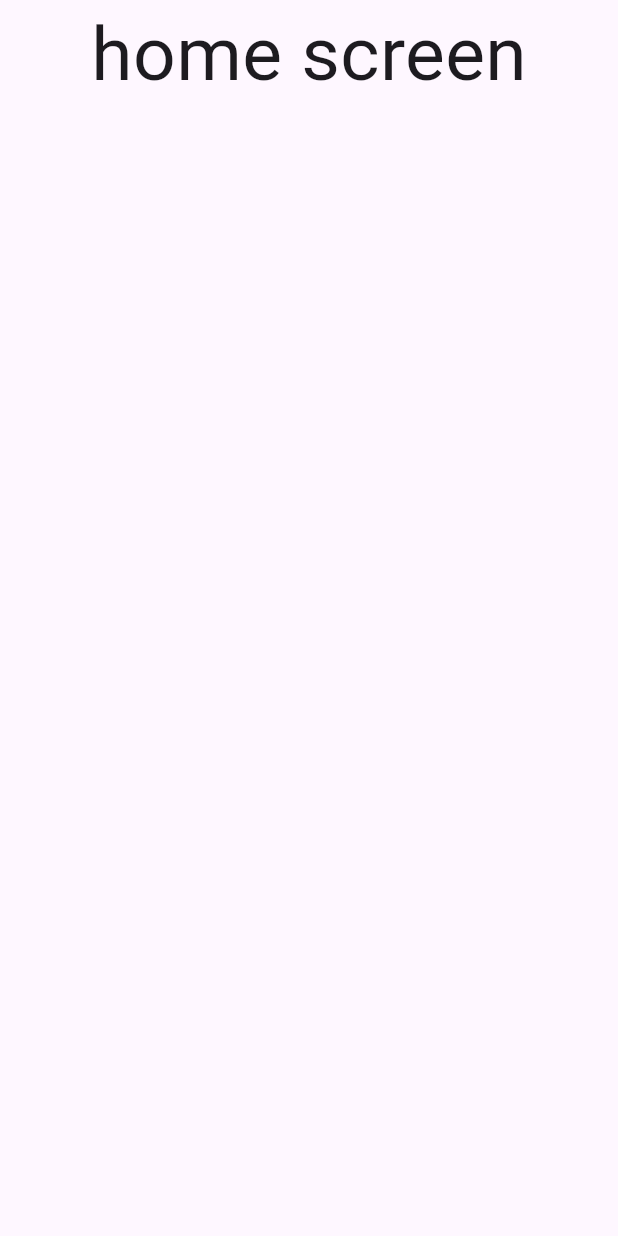
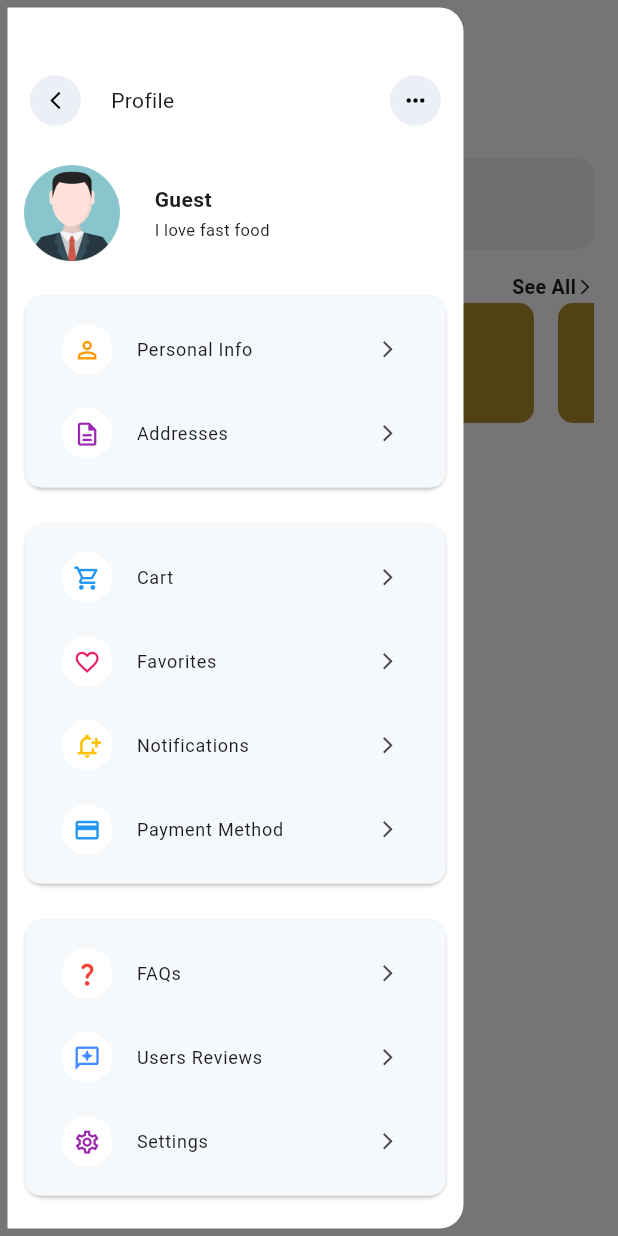
Before and after one commit to alkas930/food_application, a Flutter app: the Homescreen screen opened by its route, with the side drawer open (before the commit the screen has no drawer), on a phone screen of 412 x 824 dp. Run offline on Flutter 3.47's test engine with Material 3 defaults, Android fonts, the phone set to English and light mode, and no system bars; our stand-ins replace firebase_auth, firebase_core, hive, hive_flutter, pinput; accounts and stored records are empty.

Commit message:
drawer added

```diff
--- /dev/null
+++ b/lib/view/drawer.dart
@@ -0,0 +1,231 @@
+import 'package:flutter/material.dart';
+import 'package:hive/hive.dart'; // Assuming you use Hive for local storage
+
+class MyDrawer extends StatefulWidget {
+  const MyDrawer({super.key});
+
+  @override
+  State<MyDrawer> createState() => _MyDrawerState();
+}
+
+class _MyDrawerState extends State<MyDrawer> {
+  late Future<String> _userNameFuture;
+
+  @override
+  void initState() {
+    super.initState();
+    _userNameFuture = _fetchUserName();
+  }
+
+  Future<String> _fetchUserName() async {
+    try {
+      var box = await Hive.openBox('logindata');
+      String? userName = box.get('name');
+      return userName ?? 'Guest';
+    } catch (e) {
+      print('Error fetching user name: $e');
+      return 'Guest'; // Default value in case of error
+    }
+  }
+
+  @override
+  Widget build(BuildContext context) {
+    final List<String> text = [
+      "Personal Info",
+      "Addresses",
+      "Cart",
+      "Favorites",
+      "Notifications",
+      "Payment Method",
+      "FAQs",
+      "Users Reviews",
+      "Settings",
+      "Log Out",
+    ];
+    final List<IconData> icon = [
+      Icons.person_outline,
+      Icons.description_outlined,
+      Icons.shopping_cart_outlined,
+      Icons.favorite_border_outlined,
+      Icons.notification_add_outlined,
+      Icons.payment_outlined,
+      Icons.question_mark_rounded,
+      Icons.reviews_outlined,
+      Icons.settings_outlined,
+      Icons.logout_outlined,
+    ];
+
+    final List<Color> iconColors = [
+      Colors.orange,
+      Colors.purple,
+      Colors.blue,
+      Colors.pink,
+      Colors.amber,
+      Colors.blue,
+      Colors.red,
+      Colors.blueAccent,
+      Colors.purple,
+      Colors.red,
+    ];
+
+    List<Widget> _buildGroupedItems() {
+      List<Widget> groupedItems = [];
+      int index = 0;
+
+      List<int> groupSizes = [2, 4, 3, 1];
+
+      for (int groupSize in groupSizes) {
+        List<Widget> group = [];
+        for (int i = 0; i < groupSize; i++) {
+          if (index >= text.length) break;
+          group.add(
+            ListTile(
+              title: Text(
+                text[index],
+                style: TextStyle(fontSize: 12),
+              ),
+              trailing: Icon(
+                Icons.arrow_forward_ios,
+                size: 13,
+              ),
+              leading: CircleAvatar(
+                backgroundColor: Colors.white,
+                maxRadius: 17,
+                child: Icon(
+                  icon[index],
+                  size: 18.5,
+                  color: iconColors[index],
+                ),
+              ),
+            ),
+          );
+          index++;
+        }
+
+        groupedItems.add(
+          Padding(
+            padding: const EdgeInsets.all(8.0),
+            child: Card(
+              child: Container(
+                padding: EdgeInsets.all(8.0),
+                decoration: BoxDecoration(
+                  color: Color(0xfff5f9fc),
+                  borderRadius: BorderRadius.circular(10.0),
+                ),
+                child: Column(
+                  crossAxisAlignment: CrossAxisAlignment.start,
+                  children: group,
+                ),
+              ),
+            ),
+          ),
+        );
+      }
+
+      return groupedItems;
+    }
+
+    return SafeArea(
+      child: Padding(
+        padding: const EdgeInsets.all(5.0),
+        child: Drawer(
+          backgroundColor: Color(0xffffffff),
+          child: FutureBuilder<String>(
+            future: _userNameFuture,
+            builder: (context, snapshot) {
+              if (snapshot.connectionState == ConnectionState.waiting) {
+                return Center(child: CircularProgressIndicator());
+              }
+
+              if (snapshot.hasError) {
+                return Center(child: Text('Error: ${snapshot.error}'));
+              }
+
+              final userName = snapshot.data ?? 'Guest';
+
+              return SingleChildScrollView(
+                child: Column(
+                  children: [
+                    SizedBox(height: 30),
+                    Padding(
+                      padding: const EdgeInsets.all(15.0),
+                      child: Row(
+                        mainAxisAlignment: MainAxisAlignment.spaceBetween,
+                        children: [
+                          Row(
+                            children: [
+                              CircleAvatar(
+                                maxRadius: 17,
+                                backgroundColor: Color(0xffeceff6),
+                                child: IconButton(
+                                  onPressed: () {
+                                    Navigator.pushReplacementNamed(
+                                        context, '/home');
+                                  },
+                                  icon: const Icon(
+                                    Icons.arrow_back_ios_new,
+                                    size: 14,
+                                    color: Colors.black,
+                                  ),
+                                ),
+                              ),
+                              SizedBox(width: 20),
+                              Text("Profile"),
+                            ],
+                          ),
+                          Row(
+                            children: [
+                              CircleAvatar(
+                                maxRadius: 17,
+                                backgroundColor: Color(0xffeceff6),
+                                child: IconButton(
+                                  onPressed: () {
+                                    Navigator.pushReplacementNamed(
+                                        context, '/login');
+                                  },
+                                  icon: const Icon(
+                                    Icons.more_horiz_outlined,
+                                    size: 18,
+                                    color: Colors.black,
+                                  ),
+                                ),
+                              ),
+                            ],
+                          ),
+                        ],
+                      ),
+                    ),
+                    Padding(
+                      padding: const EdgeInsets.all(11.0),
+                      child: Row(
+                        children: [
+                          Image.asset("assets/per.png", scale: 4),
+                          SizedBox(width: 23),
+                          Column(
+                            crossAxisAlignment: CrossAxisAlignment.start,
+                            children: [
+                              Text(userName,
+                                  style:
+                                      TextStyle(fontWeight: FontWeight.bold)),
+                              SizedBox(height: 2),
+                              Text(
+                                "I love fast food",
+                                style: TextStyle(fontSize: 11),
+                              )
+                            ],
+                          )
+                        ],
+                      ),
+                    ),
+                    // Grouped items
+                    ..._buildGroupedItems(),
+                  ],
+                ),
+              );
+            },
+          ),
+        ),
+      ),
+    );
+  }
+}
--- a/lib/view/homeScreen.dart
+++ b/lib/view/homeScreen.dart
@@ -1,4 +1,5 @@
 import 'package:flutter/material.dart';
+import 'package:food_application/view/drawer.dart';
 
 class Homescreen extends StatefulWidget {
   const Homescreen({super.key});
@@ -11,16 +12,137 @@ class _HomescreenState extends State<Homescreen> {
   @override
   Widget build(BuildContext context) {
     return Scaffold(
-        body: SafeArea(
-      child: Column(
-        children: [
-          Center(
-              child: Text(
-            "home screen",
-            style: TextStyle(fontSize: 50),
-          ))
-        ],
+      backgroundColor: Color(0xffffffff),
+      appBar: AppBar(
+        backgroundColor: Color(0xffffffff),
+        title: Column(
+          crossAxisAlignment: CrossAxisAlignment.start,
+          children: [
+            Text(
+              "DELIVER TO",
+              style: TextStyle(
+                color: Color(0xffff7622),
+                fontSize: 11,
+                fontWeight: FontWeight.bold,
+              ),
+            ),
+            Row(
+              children: [
+                Text(
+                  "Halal Lab Office",
+                  style: TextStyle(
+                    fontSize: 11,
+                    fontWeight: FontWeight.bold,
+                    color: Colors.grey,
+                  ),
+                ),
+                Icon(Icons.arrow_drop_down),
+              ],
+            ),
+          ],
+        ),
       ),
-    ));
+      drawer: const MyDrawer(),
+      body: Padding(
+        padding: const EdgeInsets.all(16.0),
+        child: Column(
+          children: [
+            Row(
+              children: [
+                Text(
+                  "Hey Halal,",
+                  style: TextStyle(
+                    fontSize: 13,
+                  ),
+                ),
+                Text(
+                  " Good Afternoon!",
+                  style: TextStyle(
+                    fontSize: 13,
+                    fontWeight: FontWeight.bold,
+                  ),
+                ),
+              ],
+            ),
+            SizedBox(height: 15), // Added spacing
+            Container(
+              height: 60,
+              decoration: BoxDecoration(
+                color: const Color.fromARGB(255, 240, 239, 239),
+                borderRadius: BorderRadius.circular(10),
+              ),
+              child: Center(
+                child: TextFormField(
+                  decoration: const InputDecoration(
+                    prefixIcon: Icon(
+                      Icons.search,
+                      color: Colors.grey,
+                      size: 28,
+                    ),
+                    hintText: "Search dishes, restaurants", // Fixed typo
+                    hintStyle: TextStyle(
+                      color: Colors.black38,
+                      fontSize: 13,
+                    ),
+                    border: InputBorder.none,
+                    contentPadding: EdgeInsets.all(10),
+                  ),
+                ),
+              ),
+            ),
+            SizedBox(height: 15), // Added spacing
+            Row(
+              mainAxisAlignment: MainAxisAlignment.spaceBetween,
+              children: [
+                Text(
+                  "All Categories",
+                  style: TextStyle(
+                    fontSize: 15,
+                  ),
+                ),
+                Row(
+                  children: [
+                    Text(
+                      "See All",
+                      style: TextStyle(
+                        fontSize: 13,
+                        fontWeight: FontWeight.bold,
+                      ),
+                    ),
+                    Icon(
+                      Icons.arrow_forward_ios,
+                      size: 12,
+                    ),
+                  ],
+                ),
+              ],
+            ),
+            //  SizedBox(height: 15), // Added spacing
+            // Adjusted to fit the container's height
+            SizedBox(
+              height: 80, // Fixed height to accommodate container
+              child: ListView.builder(
+                scrollDirection: Axis.horizontal,
+                itemCount: 10, // Specify itemCount
+                itemBuilder: (context, index) {
+                  return Padding(
+                    padding: const EdgeInsets.symmetric(horizontal: 8.0),
+                    child: Container(
+                      height: 80, // Ensure the container has a fixed height
+                      width: 100,
+                      decoration: BoxDecoration(
+                        color: const Color.fromARGB(255, 175, 143, 45),
+                        borderRadius: BorderRadius.circular(
+                            10), // Optional: add rounded corners
+                      ),
+                    ),
+                  );
+                },
+              ),
+            ),
+          ],
+        ),
+      ),
+    );
   }
 }
--- a/lib/view/logIn.dart
+++ b/lib/view/logIn.dart
@@ -63,6 +63,7 @@ class _LoginState extends State<Login> {
         ScaffoldMessenger.of(context).showSnackBar(
           const SnackBar(content: Text('Login Successful!')),
         );
+        Navigator.popAndPushNamed(context, "/home");
       } catch (e) {
         ScaffoldMessenger.of(context).showSnackBar(
           SnackBar(content: Text('Error: ${e.toString()}')),
--- a/lib/view/signUp.dart
+++ b/lib/view/signUp.dart
@@ -18,12 +18,36 @@ class _SignupState extends State<Signup> {
 
   bool _isObscurePassword = true;
   bool _isObscureReTypePassword = true;
-
+  late Box box2;
   @override
   void initState() {
     super.initState();
-    // Initialize Hive and open a box
-    Hive.openBox('userCredentials');
+
+    createBox();
+    getdata();
+  }
+
+  void createBox() async {
+    box2 = await Hive.openBox('logindata');
+  }
+
+  void getdata() async {
+    if (await box2.get("_emailController") != null) {
+      _emailController.text = box2.get("_emailController");
+
+      setState(() {});
+    }
+    if (box2.get("_passwordController") != null) {
+      _emailController.text = box2.get("_passwordController");
+
+      setState(() {});
+    }
+
+    if (box2.get("_nameController") != null) {
+      _emailController.text = box2.get("_passwordController");
+
+      setState(() {});
+    }
   }
 
   void _togglePasswordVisibility() {
@@ -46,10 +70,21 @@ class _SignupState extends State<Signup> {
           password: _passwordController.text.trim(),
         );
 
+        // Navigator.popAndPushNamed(context, "/home");
+
+        Navigator.pushReplacementNamed(
+          context,
+          "/home",
+          arguments: {
+            'name': _nameController.text, // Pass the name to the home screen
+          },
+        );
+
         // Store credentials in Hive
-        final box = Hive.box('userCredentials');
-        box.put('email', _emailController.text.trim());
-        box.put('password', _passwordController.text.trim());
+        box2.put('email', _emailController.text);
+        box2.put('password', _passwordController.text);
+        box2.put('name', _nameController.text);
+        print("data store");
         ScaffoldMessenger.of(context).showSnackBar(
           const SnackBar(content: Text('Sign Up Successful!')),
         );
```
Also changed, not shown: assets/per.png (added).
